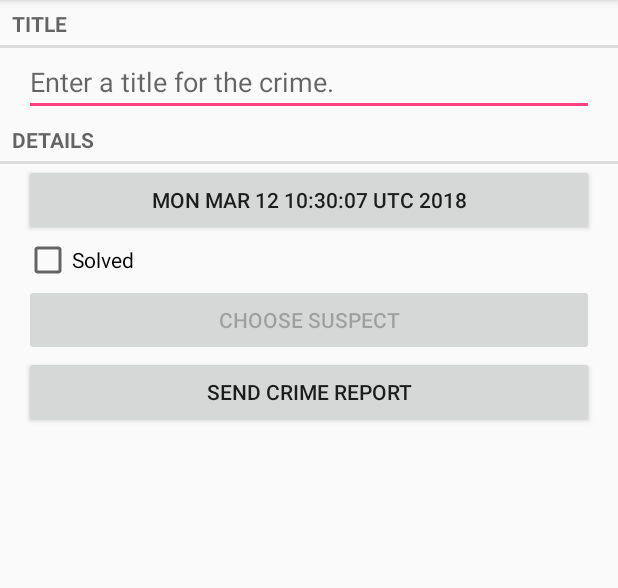
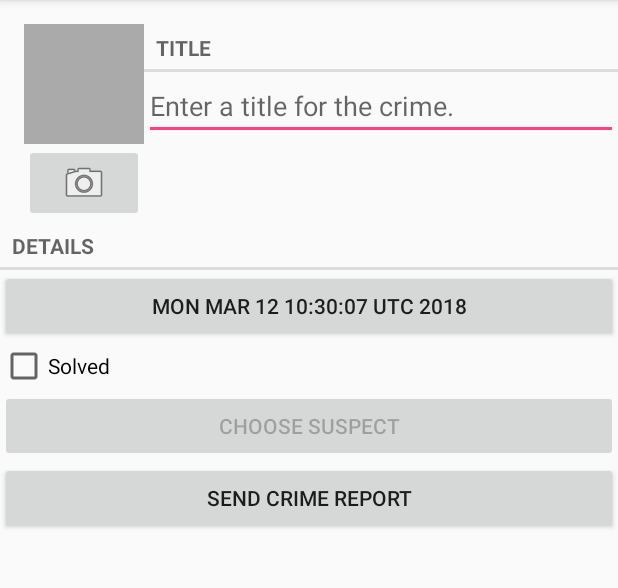
Before and after one commit to DoorUpstairs/Android, an Android app: the CrimeFragment screen opened directly, with no data from a screen before it, on a phone screen of 412 x 824 dp, the part 84-672 px from its top. Run offline under Robolectric (Android 15) with nearby library versions, the phone set to English and light mode, and no system bars.

Commit message:
End Chapter 16

```diff
--- a/CriminalIntent/app/src/main/java/com/texadev/android/criminalintent/Crime.java
+++ b/CriminalIntent/app/src/main/java/com/texadev/android/criminalintent/Crime.java
@@ -37,6 +37,9 @@ public class Crime {
     public void setSuspect(String suspect) {
         mSuspect = suspect;
     }
+    public String getPhotoFileName() {
+        return "IMG_"+ getId().toString() + ".jpg";
+    }
     public UUID getId() {
         return mId;
     }
--- a/CriminalIntent/app/src/main/java/com/texadev/android/criminalintent/CrimeFragment.java
+++ b/CriminalIntent/app/src/main/java/com/texadev/android/criminalintent/CrimeFragment.java
@@ -4,12 +4,16 @@ package com.texadev.android.criminalintent;
 import android.app.Activity;
 import android.content.Intent;
 import android.content.pm.PackageManager;
+import android.content.pm.ResolveInfo;
 import android.database.Cursor;
+import android.graphics.Bitmap;
 import android.net.Uri;
 import android.os.Bundle;
 import android.provider.ContactsContract;
+import android.provider.MediaStore;
 import android.support.v4.app.Fragment;
 import android.support.v4.app.FragmentManager;
+import android.support.v4.content.FileProvider;
 import android.text.Editable;
 import android.text.TextWatcher;
 import android.text.format.DateFormat;
@@ -20,8 +24,12 @@ import android.widget.Button;
 import android.widget.CheckBox;
 import android.widget.CompoundButton;
 import android.widget.EditText;
+import android.widget.ImageButton;
+import android.widget.ImageView;
 
+import java.io.File;
 import java.util.Date;
+import java.util.List;
 import java.util.UUID;
 
 public class CrimeFragment extends Fragment {
@@ -30,13 +38,17 @@ public class CrimeFragment extends Fragment {
     private static final String DIALOG_DATE = "DialogDate";
     private static final int REQUEST_DATE = 0;
     private static final int REQUEST_CONTACT = 1;
+    private static final int REQUEST_PHOTO = 2;
 
     private Crime mCrime;
+    private File mPhotoFile;
     private EditText mTitleField;
     private Button mDateButton;
     private CheckBox mSolvedCheckBox;
     private Button mReportButton;
     private Button mSuspectButton;
+    private ImageButton mPhotoButton;
+    private ImageView mPhotoView;
 
     public static CrimeFragment newInstance(UUID crimeId) {
         Bundle args = new Bundle();
@@ -58,6 +70,7 @@ public class CrimeFragment extends Fragment {
 //                .getSerializableExtra(CrimeActivity.EXTRA_CRIME_ID);
         UUID crimeId = (UUID) getArguments().getSerializable(ARG_CRIME_ID);
         mCrime = CrimeLab.get(getActivity()).getCrime(crimeId);
+        mPhotoFile = CrimeLab.get(getActivity()).getPhotoFile(mCrime);
     }
 
     @Override
@@ -145,6 +158,49 @@ public class CrimeFragment extends Fragment {
             mSuspectButton.setEnabled(false);
         }
 
+        // under SDK 24 - not best result
+//        mPhotoButton = (ImageButton) v.findViewById(R.id.crime_camera);
+//        final Intent captureImage = new Intent(MediaStore.ACTION_IMAGE_CAPTURE);
+//
+//        boolean canTakePhoto = mPhotoFile != null && captureImage.resolveActivity(packageManager) != null;
+//        mPhotoButton.setEnabled(canTakePhoto);
+//
+//        if(canTakePhoto) {
+//            Uri uri = Uri.fromFile(mPhotoFile);
+//            captureImage.putExtra(MediaStore.EXTRA_OUTPUT, uri);
+//        }
+//
+//        mPhotoButton.setOnClickListener(new View.OnClickListener(){
+//            @Override
+//            public void onClick(View v) {
+//                startActivityForResult(captureImage, REQUEST_PHOTO);
+//            }
+//        });
+        mPhotoButton = (ImageButton) v.findViewById(R.id.crime_camera);
+        final Intent captureImage = new Intent(MediaStore.ACTION_IMAGE_CAPTURE);
+        boolean canTakePhoto = mPhotoFile != null &&
+                captureImage.resolveActivity(packageManager) != null;
+        mPhotoButton.setEnabled(canTakePhoto);
+
+        mPhotoButton.setOnClickListener(new View.OnClickListener() {
+            @Override
+            public void onClick(View v) {
+                Uri uri = FileProvider.getUriForFile(getActivity(),"com.texadev.android.criminalintent.fileprovider", mPhotoFile);
+                captureImage.putExtra(MediaStore.EXTRA_OUTPUT, uri);
+
+                List<ResolveInfo> cameraActivities = getActivity().getPackageManager().queryIntentActivities(captureImage, PackageManager.MATCH_DEFAULT_ONLY);
+
+                for (ResolveInfo activity : cameraActivities) {
+                    getActivity().grantUriPermission(activity.activityInfo.packageName,
+                            uri, Intent.FLAG_GRANT_WRITE_URI_PERMISSION);
+                }
+
+                startActivityForResult(captureImage, REQUEST_PHOTO);
+            }
+        });
+
+        mPhotoView = (ImageView) v.findViewById(R.id.crime_photo);
+
         return v;
     }
 
@@ -181,8 +237,16 @@ public class CrimeFragment extends Fragment {
             } finally {
                 c.close();
             }
+        }else if (requestCode == REQUEST_PHOTO) {
+            Uri uri = FileProvider.getUriForFile(getActivity(),
+                    "com.texadev.android.criminalintent.fileprovider",
+                    mPhotoFile);
+
+            getActivity().revokeUriPermission(uri,
+                    Intent.FLAG_GRANT_WRITE_URI_PERMISSION);
+
+            updatePhotoView();
         }
-
     }
 
     private void updateDate() {
@@ -210,4 +274,13 @@ public class CrimeFragment extends Fragment {
 
         return report;
     }
+    private void updatePhotoView() {
+        if (mPhotoFile == null || !mPhotoFile.exists()) {
+            mPhotoView.setImageDrawable(null);
+        } else {
+            Bitmap bitmap = PictureUtils.getScaledBitmap(
+                    mPhotoFile.getPath(), getActivity());
+            mPhotoView.setImageBitmap(bitmap);
+        }
+    }
 }
--- a/CriminalIntent/app/src/main/java/com/texadev/android/criminalintent/CrimeLab.java
+++ b/CriminalIntent/app/src/main/java/com/texadev/android/criminalintent/CrimeLab.java
@@ -4,11 +4,13 @@ import android.content.ContentValues;
 import android.content.Context;
 import android.database.Cursor;
 import android.database.sqlite.SQLiteDatabase;
+import android.os.Environment;
 
 import com.texadev.android.criminalintent.database.CrimeCursorWrapper;
 import com.texadev.android.criminalintent.database.CrimeDbSchema.CrimeTable;
 import com.texadev.android.criminalintent.database.CrimeBaseHelper;
 
+import java.io.File;
 import java.util.ArrayList;
 import java.util.List;
 import java.util.UUID;
@@ -86,6 +88,15 @@ public class CrimeLab {
         }
 //        return null;
     }
+    public File getPhotoFile(Crime crime) {
+        File externalFilesDir = mContext.getExternalFilesDir(Environment.DIRECTORY_PICTURES);
+
+        if(externalFilesDir == null) {
+            return null;
+        }
+
+        return new File(externalFilesDir, crime.getPhotoFileName());
+    }
     public void updateCrime(Crime crime) {
         String uuidString = crime.getId().toString();
         ContentValues values = getContentValues(crime);
--- a/CriminalIntent/app/src/main/res/layout/fragment_crime.xml
+++ b/CriminalIntent/app/src/main/res/layout/fragment_crime.xml
@@ -1,59 +1,85 @@
+<?xml version="1.0" encoding="utf-8"?>
 <LinearLayout xmlns:android="http://schemas.android.com/apk/res/android"
-    xmlns:tools="http://schemas.android.com/tools"
+              android:layout_width="match_parent"
+              android:layout_height="match_parent"
+              android:layout_margin="16dp"
+              android:orientation="vertical">
+
+    <LinearLayout
         android:layout_width="match_parent"
         android:layout_height="wrap_content"
-    tools:context="com.texadev.android.criminalintent.CrimeFragment"
+        android:layout_marginLeft="16dp"
+        android:layout_marginTop="16dp"
+        android:orientation="horizontal">
+
+        <LinearLayout
+            android:layout_width="wrap_content"
+            android:layout_height="wrap_content"
+            android:orientation="vertical">
+
+            <ImageView
+                android:id="@+id/crime_photo"
+                android:layout_width="80dp"
+                android:layout_height="80dp"
+                android:background="@android:color/darker_gray"
+                android:cropToPadding="true"
+                android:scaleType="centerInside" />
+
+            <ImageButton
+                android:id="@+id/crime_camera"
+                android:layout_width="match_parent"
+                android:layout_height="wrap_content"
+                android:src="@android:drawable/ic_menu_camera" />
+        </LinearLayout>
+
+        <LinearLayout
+            android:layout_width="0dp"
+            android:layout_height="wrap_content"
+            android:layout_weight="1"
             android:orientation="vertical">
 
             <TextView
+                style="?android:listSeparatorTextViewStyle"
                 android:layout_width="match_parent"
                 android:layout_height="wrap_content"
-        android:text="@string/crime_title_label"
-        style="?android:listSeparatorTextViewStyle" />
+                android:text="@string/crime_title_label" />
 
             <EditText
                 android:id="@+id/crime_title"
                 android:layout_width="match_parent"
                 android:layout_height="wrap_content"
-        android:layout_marginLeft="16dp"
-        android:layout_marginRight="16dp"
                 android:hint="@string/crime_title_hint" />
+        </LinearLayout>
+    </LinearLayout>
+
 
     <TextView
+        style="?android:listSeparatorTextViewStyle"
         android:layout_width="match_parent"
         android:layout_height="wrap_content"
-        android:text="@string/crime_details_label"
-        style="?android:listSeparatorTextViewStyle"/>
+        android:text="@string/crime_details_label" />
 
-    <Button android:id="@+id/crime_date"
+    <Button
+        android:id="@+id/crime_date"
+        android:layout_width="match_parent"
+        android:layout_height="wrap_content" />
+
+    <CheckBox
+        android:id="@+id/crime_solved"
         android:layout_width="match_parent"
         android:layout_height="wrap_content"
-        android:layout_marginLeft="16dp"
-        android:layout_marginRight="16dp" />
-
-    <CheckBox android:id="@+id/crime_solved"
-         android:layout_height="wrap_content"
-        android:layout_width="match_parent"
-        android:layout_marginLeft="16dp"
-        android:layout_marginRight="16dp"
         android:text="@string/crime_solved_label" />
 
     <Button
         android:id="@+id/crime_suspect"
         android:layout_width="match_parent"
         android:layout_height="wrap_content"
-        android:layout_marginLeft="16dp"
-        android:layout_marginRight="16dp"
-        android:text="@string/crime_suspect_text"
-        />
+        android:text="@string/crime_suspect_text" />
 
     <Button
         android:id="@+id/crime_report"
         android:layout_width="match_parent"
         android:layout_height="wrap_content"
-        android:layout_marginLeft="16dp"
-        android:layout_marginRight="16dp"
-        android:text="@string/crime_report_text"
-        />
+        android:text="@string/crime_report_text" />
 
 </LinearLayout>
--- /dev/null
+++ b/CriminalIntent/app/src/main/res/xml/files.xml
@@ -0,0 +1,4 @@
+<?xml version="1.0" encoding="utf-8"?>
+<paths>
+    <external-files-path name="crime_photos" path="."/>
+</paths>
```
Also changed, not shown: CriminalIntent/app/src/main/AndroidManifest.xml (+12 -0 lines), CriminalIntent/app/src/main/java/com/texadev/android/criminalintent/PictureUtils.java (added, +41 -0 lines), CriminalIntent/app/src/main/res/layout/view_camera_and_title.xml (added, +52 -0 lines). Lines whose indentation alone changed are shown as unchanged.
